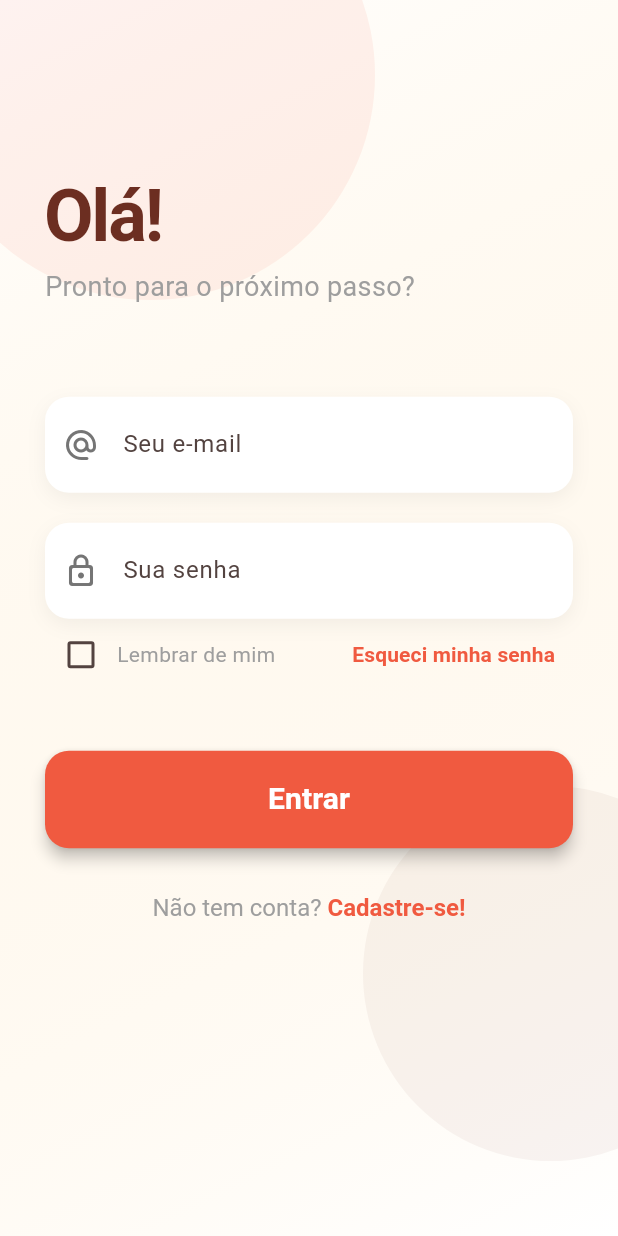
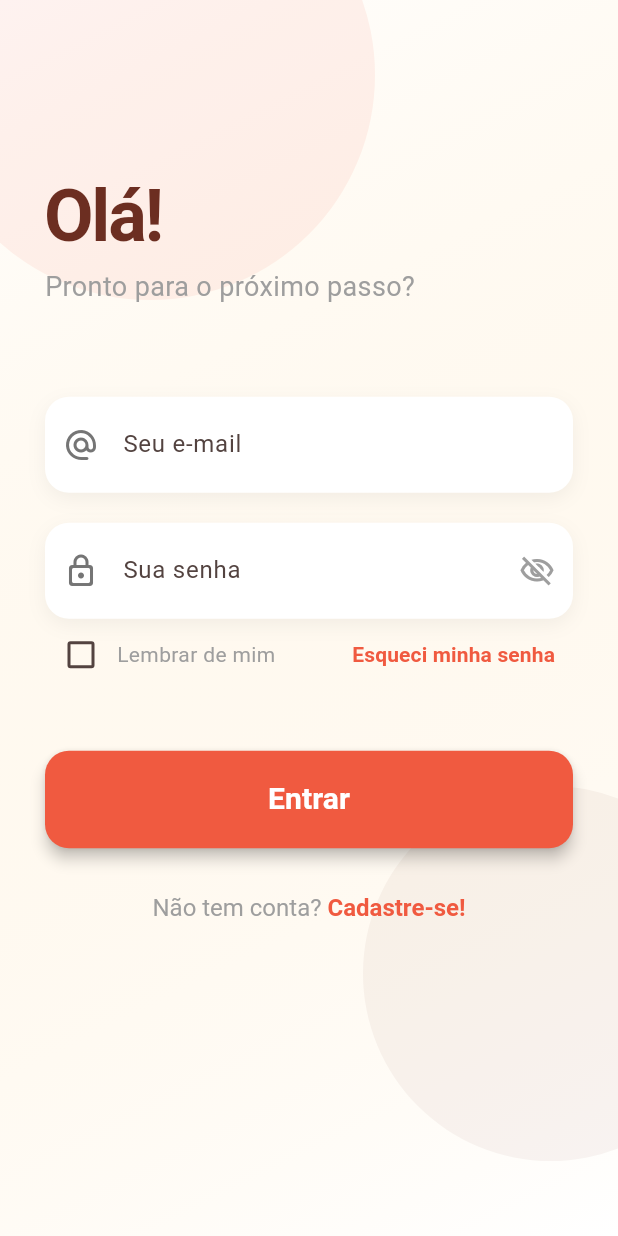
Before and after one commit to guilhermecarv32/DancaMais, a Flutter app: the screen it shows after launch, on a phone screen of 412 x 824 dp. Run offline on Flutter 3.47's test engine with Material 3 defaults, Android fonts, the phone set to English and light mode, and no system bars; our stand-ins replace cloud_firestore, firebase_auth, firebase_core, flutter_bloc; accounts and stored records are empty.

Commit message:
colocando ícone para visualizar senha

```diff
--- a/lib/ui/screens/login_screen.dart
+++ b/lib/ui/screens/login_screen.dart
@@ -17,6 +17,7 @@ class _LoginScreenState extends State<LoginScreen> {
   final _emailController = TextEditingController();
   final _passwordController = TextEditingController();
   bool _rememberMe = false;
+  bool _isPasswordObscure = true;
 
   @override
   void dispose() {
@@ -110,7 +111,14 @@ class _LoginScreenState extends State<LoginScreen> {
                       controller: _passwordController,
                       hint: "Sua senha",
                       icon: Icons.lock_outline_rounded,
-                      isObscure: true,
+                      isObscure: _isPasswordObscure, // Usa a variável
+                      suffixIcon: IconButton(
+                        icon: Icon(
+                          _isPasswordObscure ? Icons.visibility_off_outlined : Icons.visibility_outlined,
+                          color: Colors.grey,
+                        ),
+                        onPressed: () => setState(() => _isPasswordObscure = !_isPasswordObscure),
+                      ),
                     ),
 
                     Row(
@@ -206,7 +214,7 @@ class _LoginScreenState extends State<LoginScreen> {
     );
   }
 
-  Widget _buildModernInput({required TextEditingController controller, required String hint, required IconData icon, bool isObscure = false}) {
+  Widget _buildModernInput({required TextEditingController controller, required String hint, required IconData icon, bool isObscure = false, Widget? suffixIcon,}) {
     return Container(
       decoration: BoxDecoration(
         color: Colors.white,
@@ -225,6 +233,7 @@ class _LoginScreenState extends State<LoginScreen> {
         decoration: InputDecoration(
           hintText: hint,
           prefixIcon: Icon(icon, color: Colors.grey[600]),
+          suffixIcon: suffixIcon,
           border: InputBorder.none,
           contentPadding: const EdgeInsets.all(20),
         ),
```
Also changed, not shown: lib/ui/screens/register_screen.dart (+14 -2 lines).
